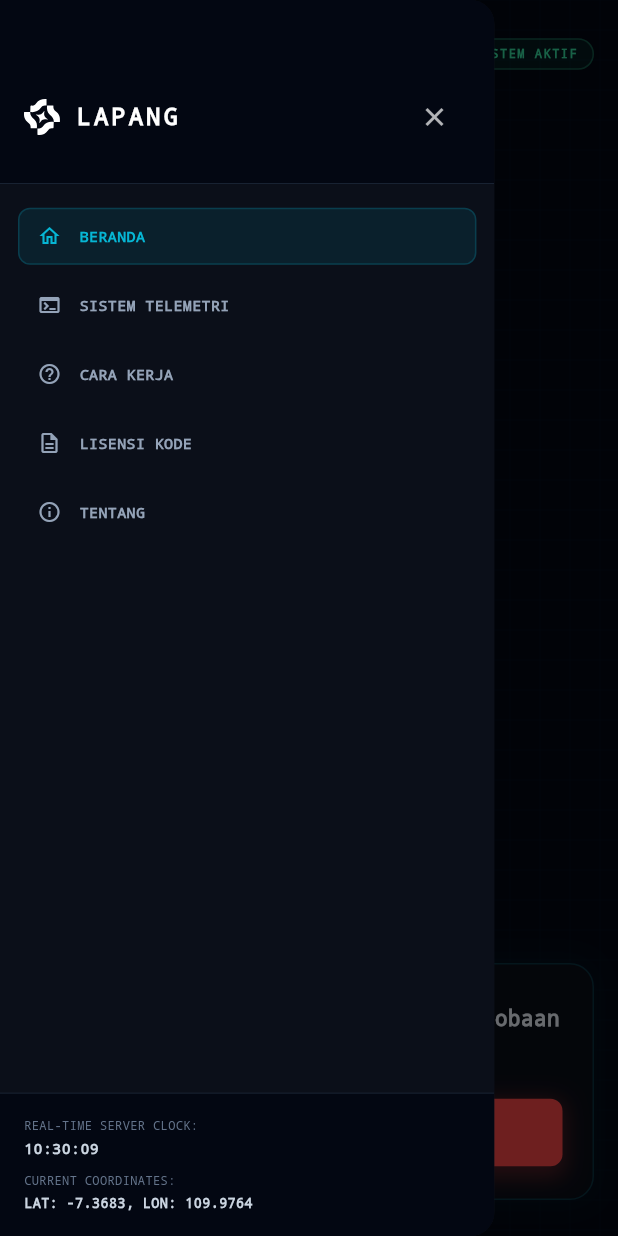
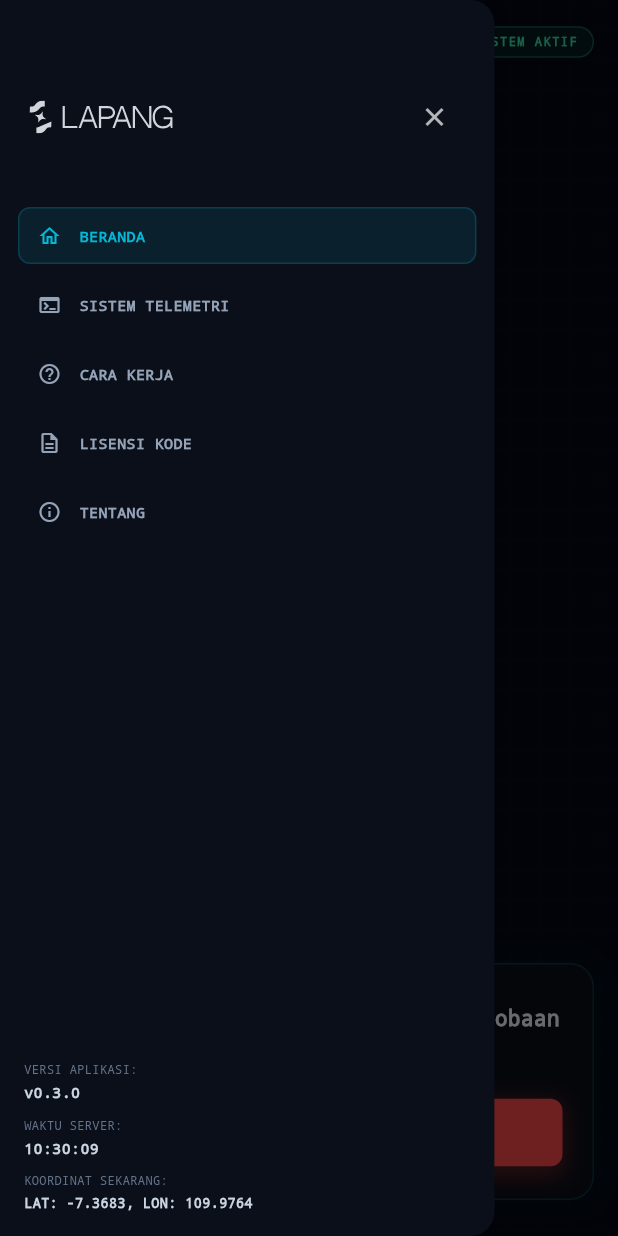
Before and after one commit to fromrha/project-flash0, a Flutter app: the screen it shows after launch, after a tap on the "menu" icon, on a phone screen of 412 x 824 dp. Run offline on Flutter 3.47's test engine with Material 3 defaults, Android fonts, the phone set to English and light mode, and no system bars; our stand-ins replace firebase_core, firebase_messaging, flutter_local_notifications, flutter_svg, geocoding, geolocator; accounts and stored records are empty.

Commit message:
feat(ui): optimize top bar and side drawer styling
- adjust burger menu icon padding and horizontal alignment
- replace drawer logotype text with official svg logo lockup
- remove borders/backgrounds for seamless drawer panel and add version indicator

```diff
--- a/mobile_sdk/lib/main.dart
+++ b/mobile_sdk/lib/main.dart
@@ -8,6 +8,7 @@ import 'package:flutter_local_notifications/flutter_local_notifications.dart';
 import 'package:geolocator/geolocator.dart';
 import 'package:geocoding/geocoding.dart';
 import 'package:flutter_svg/flutter_svg.dart';
+import 'package:url_launcher/url_launcher.dart';
 import 'background_handler.dart';
 
 final StreamController<String?> selectNotificationStream = StreamController<String?>.broadcast();
@@ -85,7 +86,7 @@ class MyApp extends StatelessWidget {
   @override
   Widget build(BuildContext context) {
     return MaterialApp(
-      title: 'LAPANG Emergency SDK',
+      title: 'LAPANG',
       debugShowCheckedModeBanner: false,
       theme: ThemeData(
         brightness: Brightness.dark,
@@ -107,14 +108,11 @@ class DashboardScreen extends StatefulWidget {
 
 class _DashboardScreenState extends State<DashboardScreen> {
   String _fcmToken = "Mengambil Token...";
-  String _locationStatus = "Memeriksa Izin GPS...";
   String _notificationsStatus = "Memeriksa Izin Notifikasi...";
-  bool _isLoading = false;
   Map<String, dynamic>? _incomingAlertData;
   List<String> _telemetryLogs = [];
   bool _showReportForm = false;
   final TextEditingController _reportController = TextEditingController();
-  bool _isTelemetryOpen = false;
 
   String _activeTab = "home";
   String _currentTimeString = "00:00:00";
@@ -284,10 +282,6 @@ class _DashboardScreenState extends State<DashboardScreen> {
   }
 
   Future<void> _requestAllPermissionsAndSetup() async {
-    setState(() {
-      _isLoading = true;
-    });
-
     try {
       // 1. Minta Izin Notifikasi Sistem
       final NotificationSettings settings =
@@ -311,16 +305,6 @@ class _DashboardScreenState extends State<DashboardScreen> {
         permission = await Geolocator.requestPermission();
       }
 
-      setState(() {
-        if (permission == LocationPermission.always) {
-          _locationStatus = "LOKASI LATAR BELAKANG AKTIF";
-        } else if (permission == LocationPermission.whileInUse) {
-          _locationStatus = "LOKASI SAAT DIGUNAKAN SAJA";
-        } else {
-          _locationStatus = "IZIN LOKASI DITOLAK";
-        }
-      });
-
       if (permission == LocationPermission.denied || permission == LocationPermission.deniedForever) {
         setState(() {
           _reverseGeocodedAddress = "Ijinkan Akses Lokasi";
@@ -360,10 +344,6 @@ class _DashboardScreenState extends State<DashboardScreen> {
       print("Error setting up permissions: $err");
       setState(() {
         _fcmToken = "Gagal memuat SDK: $err";
-      });
-    } finally {
-      setState(() {
-        _isLoading = false;
       });
     }
   }
@@ -411,6 +391,15 @@ class _DashboardScreenState extends State<DashboardScreen> {
         _reverseGeocodedAddress = 'Lokasi tidak ditemukan';
         _locationBadgeColor = const Color(0xFF64748B); // Dimmed Grey
       });
+    }
+  }
+
+  Future<void> _openLink(String urlString) async {
+    final Uri url = Uri.parse(urlString);
+    try {
+      await launchUrl(url, mode: LaunchMode.externalApplication);
+    } catch (e) {
+      print("Error launching URL: $e");
     }
   }
 
@@ -429,35 +418,17 @@ class _DashboardScreenState extends State<DashboardScreen> {
               Container(
                 padding: const EdgeInsets.fromLTRB(16, 54, 16, 20),
                 decoration: const BoxDecoration(
-                  color: Color(0xFF030712),
-                  border: Border(
-                    bottom: BorderSide(color: Color(0xFF1E293B), width: 0.5),
-                  ),
+                  color: Colors.transparent,
                 ),
                 child: Row(
                   mainAxisAlignment: MainAxisAlignment.spaceBetween,
                   children: [
-                    Row(
-                      children: [
-                        SizedBox(
-                          width: 24,
-                          height: 24,
-                          child: CustomPaint(
-                            painter: LapangLogomarkPainter(color: Colors.white),
-                          ),
-                        ),
-                        const SizedBox(width: 10),
-                        const Text(
-                          'LAPANG',
-                          style: TextStyle(
-                            fontSize: 16,
-                            fontWeight: FontWeight.bold,
-                            letterSpacing: 2.0,
-                            color: Colors.white,
-                            fontFamily: 'monospace',
-                          ),
-                        ),
-                      ],
+                    Opacity(
+                      opacity: 0.85,
+                      child: SvgPicture.asset(
+                        'assets/lapang-logo-white-loc1.svg',
+                        height: 22,
+                      ),
                     ),
                     IconButton(
                       icon: const Icon(Icons.close, color: Colors.white70, size: 20),
@@ -487,16 +458,23 @@ class _DashboardScreenState extends State<DashboardScreen> {
               Container(
                 padding: const EdgeInsets.all(16),
                 decoration: const BoxDecoration(
-                  color: Color(0xFF030712),
-                  border: Border(
-                    top: BorderSide(color: Color(0xFF1E293B), width: 0.5),
-                  ),
+                  color: Colors.transparent,
                 ),
                 child: Column(
                   crossAxisAlignment: CrossAxisAlignment.start,
                   children: [
                     const Text(
-                      'REAL-TIME SERVER CLOCK:',
+                      'VERSI APLIKASI:',
+                      style: TextStyle(fontSize: 8, color: Color(0xFF64748B), fontFamily: 'monospace'),
+                    ),
+                    const SizedBox(height: 2),
+                    const Text(
+                      'v0.3.0',
+                      style: TextStyle(fontSize: 10, color: Color(0xFFCBD5E1), fontWeight: FontWeight.bold, fontFamily: 'monospace'),
+                    ),
+                    const SizedBox(height: 10),
+                    const Text(
+                      'WAKTU SERVER:',
                       style: TextStyle(fontSize: 8, color: Color(0xFF64748B), fontFamily: 'monospace'),
                     ),
                     const SizedBox(height: 2),
@@ -506,7 +484,7 @@ class _DashboardScreenState extends State<DashboardScreen> {
                     ),
                     const SizedBox(height: 10),
                     const Text(
-                      'CURRENT COORDINATES:',
+                      'KOORDINAT SEKARANG:',
                       style: TextStyle(fontSize: 8, color: Color(0xFF64748B), fontFamily: 'monospace'),
                     ),
                     const SizedBox(height: 2),
@@ -538,7 +516,7 @@ class _DashboardScreenState extends State<DashboardScreen> {
                 children: [
                   // 1. Mobile Screen Header (Status Bar Mock)
                   Container(
-                    padding: const EdgeInsets.symmetric(horizontal: 16, vertical: 12),
+                    padding: const EdgeInsets.fromLTRB(16, 4, 16, 8),
                     decoration: const BoxDecoration(
                       color: Colors.transparent,
                     ),
@@ -549,6 +527,7 @@ class _DashboardScreenState extends State<DashboardScreen> {
                           icon: const Icon(Icons.menu, color: Color(0xFF94A3B8), size: 20),
                           onPressed: () => _scaffoldKey.currentState?.openDrawer(),
                           padding: EdgeInsets.zero,
+                          alignment: Alignment.centerLeft,
                           constraints: const BoxConstraints(),
                         ),
                         Container(
@@ -685,7 +664,7 @@ class _DashboardScreenState extends State<DashboardScreen> {
                   child: Text(
                     'PENGADUAN DARURAT',
                     style: TextStyle(
-                      fontSize: 10,
+                      fontSize: 12,
                       fontWeight: FontWeight.bold,
                       color: Color(0xFF06B6D4),
                       fontFamily: 'monospace',
@@ -1140,175 +1119,183 @@ class _DashboardScreenState extends State<DashboardScreen> {
           children: [
             _buildSectionHeader("Tentang Proyek", "Detail Submisi Resmi"),
             const SizedBox(height: 16),
-            Container(
-              padding: const EdgeInsets.all(16),
-              decoration: BoxDecoration(
-                color: const Color(0xFF0B0F19),
-                border: Border.all(color: const Color(0xFF1E293B)),
-                borderRadius: BorderRadius.circular(8),
-              ),
-              child: Column(
-                crossAxisAlignment: CrossAxisAlignment.stretch,
-                children: [
-                  // Banner Gradient Container
-                  Container(
-                    height: 120,
-                    decoration: BoxDecoration(
-                      borderRadius: BorderRadius.circular(8),
-                      border: Border.all(color: const Color(0xFF06B6D4).withOpacity(0.3)),
-                      gradient: const LinearGradient(
-                        colors: [Color(0xFF1E3A8A), Color(0xFF312E81), Color(0xFF020617)],
-                        begin: Alignment.topLeft,
-                        end: Alignment.bottomRight,
-                      ),
-                    ),
-                    child: const Center(
-                      child: Padding(
-                        padding: EdgeInsets.all(16.0),
-                        child: Column(
-                          mainAxisAlignment: MainAxisAlignment.center,
-                          children: [
-                            Text(
-                              'GOOGLE JUARA VIBE CODING 2026',
-                              style: TextStyle(
-                                color: Colors.white,
-                                fontWeight: FontWeight.bold,
-                                fontSize: 12,
-                                letterSpacing: 1.0,
-                                fontFamily: 'monospace',
-                              ),
-                              textAlign: TextAlign.center,
-                            ),
-                            SizedBox(height: 6),
-                            Text(
-                              'OFFICIAL SUBMISSION // RAHMAT',
-                              style: TextStyle(
-                                color: Color(0xFF34D399),
-                                fontSize: 8,
-                                fontWeight: FontWeight.bold,
-                                fontFamily: 'monospace',
-                              ),
-                              textAlign: TextAlign.center,
-                            ),
-                          ],
-                        ),
-                      ),
+            ClipRRect(
+              borderRadius: BorderRadius.circular(6),
+              child: Image.asset(
+                'assets/gdc-jvc-mobile-banner.jpg',
+                width: double.infinity,
+                fit: BoxFit.cover,
               ),
             ),
             const SizedBox(height: 16),
             const Text(
               'LAPANG adalah solusi kemanusiaan taktis yang dirancang untuk mempercepat koordinasi pencarian anak hilang menggunakan penyaringan geofencing berbasis koordinat GPS.',
-                    style: TextStyle(fontSize: 9, color: Color(0xFFCBD5E1), fontFamily: 'monospace', height: 1.5),
-                  ),
-                  const SizedBox(height: 14),
-
-                  // Tech Metadata Grid
-                  const Text('INFORMASI KREATOR & SUBMISI:', style: TextStyle(fontSize: 8, fontWeight: FontWeight.bold, color: Color(0xFF06B6D4), fontFamily: 'monospace')),
-                  const SizedBox(height: 6),
+              style: TextStyle(fontSize: 13, color: Color(0xFFCBD5E1), fontFamily: 'monospace', height: 1.5),
+            ),
+            const SizedBox(height: 20),
+
+            // Blok 1: Kreator Proyek
+            const Text(
+              'KREATOR PROYEK:',
+              style: TextStyle(
+                fontSize: 12,
+                fontWeight: FontWeight.bold,
+                color: Color(0xFF06B6D4),
+                fontFamily: 'monospace',
+                letterSpacing: 1.0,
+              ),
+            ),
+            const SizedBox(height: 8),
+            const Column(
+              crossAxisAlignment: CrossAxisAlignment.start,
+              children: [
+                Row(
+                  crossAxisAlignment: CrossAxisAlignment.start,
+                  children: [
+                    SizedBox(
+                      width: 100,
+                      child: Text(
+                        'Nama:',
+                        style: TextStyle(fontSize: 12, color: Color(0xFF64748B), fontFamily: 'monospace'),
+                      ),
+                    ),
+                    Expanded(
+                      child: Text(
+                        'Rahman Hanafi',
+                        style: TextStyle(fontSize: 12, fontWeight: FontWeight.bold, color: Color(0xFFE2E8F0), fontFamily: 'monospace'),
+                      ),
+                    ),
+                  ],
+                ),
+                SizedBox(height: 6),
+                Row(
+                  crossAxisAlignment: CrossAxisAlignment.start,
+                  children: [
+                    SizedBox(
+                      width: 100,
+                      child: Text(
+                        'Versi:',
+                        style: TextStyle(fontSize: 12, color: Color(0xFF64748B), fontFamily: 'monospace'),
+                      ),
+                    ),
+                    Expanded(
+                      child: Text(
+                        'v0.3.0',
+                        style: TextStyle(fontSize: 12, fontWeight: FontWeight.bold, color: Color(0xFFE2E8F0), fontFamily: 'monospace'),
+                      ),
+                    ),
+                  ],
+                ),
+                SizedBox(height: 6),
+                Row(
+                  crossAxisAlignment: CrossAxisAlignment.start,
+                  children: [
+                    SizedBox(
+                      width: 100,
+                      child: Text(
+                        'Lisensi:',
+                        style: TextStyle(fontSize: 12, color: Color(0xFF64748B), fontFamily: 'monospace'),
+                      ),
+                    ),
+                    Expanded(
+                      child: Text(
+                        'Apache License 2.0',
+                        style: TextStyle(fontSize: 12, color: Color(0xFFE2E8F0), fontFamily: 'monospace'),
+                      ),
+                    ),
+                  ],
+                ),
+                SizedBox(height: 6),
+                Row(
+                  crossAxisAlignment: CrossAxisAlignment.start,
+                  children: [
+                    SizedBox(
+                      width: 100,
+                      child: Text(
+                        'Teknologi:',
+                        style: TextStyle(fontSize: 12, color: Color(0xFF64748B), fontFamily: 'monospace'),
+                      ),
+                    ),
+                    Expanded(
+                      child: Text(
+                        'Flutter SDK, Next.js, Firebase FCM, Geolocator',
+                        style: TextStyle(fontSize: 12, color: Color(0xFFE2E8F0), fontFamily: 'monospace'),
+                      ),
+                    ),
+                  ],
+                ),
+              ],
+            ),
+            const SizedBox(height: 16),
+            OutlinedButton(
+              onPressed: () => _openLink('https://github.com/fromrha/project-flash0'),
+              style: OutlinedButton.styleFrom(
+                foregroundColor: const Color(0xFF06B6D4),
+                side: BorderSide(color: const Color(0xFF06B6D4).withOpacity(0.3), width: 1.0),
+                shape: const StadiumBorder(),
+                padding: const EdgeInsets.symmetric(vertical: 12),
+              ),
+              child: const Text(
+                'REPOSITORI GITHUB',
+                style: TextStyle(fontSize: 10, fontWeight: FontWeight.bold, fontFamily: 'monospace', letterSpacing: 1.0),
+              ),
+            ),
+            const SizedBox(height: 8),
+            OutlinedButton(
+              onPressed: () => _openLink('https://github.com/fromrha'),
+              style: OutlinedButton.styleFrom(
+                foregroundColor: const Color(0xFF94A3B8),
+                side: BorderSide(color: const Color(0xFF334155), width: 1.0),
+                shape: const StadiumBorder(),
+                padding: const EdgeInsets.symmetric(vertical: 12),
+              ),
+              child: const Text(
+                'PORTOFOLIO GITHUB',
+                style: TextStyle(fontSize: 10, fontWeight: FontWeight.bold, fontFamily: 'monospace', letterSpacing: 1.0),
+              ),
+            ),
+            const SizedBox(height: 24),
+
+            // Divider line
             Container(
-                    padding: const EdgeInsets.all(10),
-                    decoration: BoxDecoration(
-                      color: Colors.black.withOpacity(0.4),
-                      border: Border.all(color: const Color(0xFF1E293B)),
-                      borderRadius: BorderRadius.circular(6),
-                    ),
-                    child: const Column(
-                      children: [
-                        Row(
-                          children: [
-                            Expanded(flex: 2, child: Text('Kreator:', style: TextStyle(fontSize: 8, color: Color(0xFF64748B), fontFamily: 'monospace'))),
-                            Expanded(flex: 3, child: Text('Rahmat', style: TextStyle(fontSize: 8, fontWeight: FontWeight.bold, color: Color(0xFFE2E8F0), fontFamily: 'monospace'))),
-                          ],
-                        ),
-                        SizedBox(height: 4),
-                        Row(
-                          children: [
-                            Expanded(flex: 2, child: Text('Versi:', style: TextStyle(fontSize: 8, color: Color(0xFF64748B), fontFamily: 'monospace'))),
-                            Expanded(flex: 3, child: Text('v0.2.0', style: TextStyle(fontSize: 8, color: Color(0xFFE2E8F0), fontFamily: 'monospace'))),
-                          ],
-                        ),
-                        SizedBox(height: 4),
-                        Row(
-                          children: [
-                            Expanded(flex: 2, child: Text('Lisensi:', style: TextStyle(fontSize: 8, color: Color(0xFF64748B), fontFamily: 'monospace'))),
-                            Expanded(flex: 3, child: Text('Apache 2.0', style: TextStyle(fontSize: 8, color: Color(0xFFE2E8F0), fontFamily: 'monospace'))),
-                          ],
-                        ),
-                        SizedBox(height: 4),
-                        Row(
-                          children: [
-                            Expanded(flex: 2, child: Text('Teknologi:', style: TextStyle(fontSize: 8, color: Color(0xFF64748B), fontFamily: 'monospace'))),
-                            Expanded(flex: 3, child: Text('Flutter SDK, Next.js, Firebase FCM, Geolocator', style: TextStyle(fontSize: 8, color: Color(0xFFE2E8F0), fontFamily: 'monospace'))),
-                          ],
-                        ),
-                      ],
-                    ),
-                  ),
-                  const SizedBox(height: 14),
-
-                  // Links Section
-                  const Text('LINK REFERENSI:', style: TextStyle(fontSize: 8, fontWeight: FontWeight.bold, color: Color(0xFF06B6D4), fontFamily: 'monospace')),
-                  const SizedBox(height: 6),
+              height: 0.5,
+              color: const Color(0xFF1E293B),
+            ),
+            const SizedBox(height: 20),
+
+            // Blok 2: Submisi Resmi Google
+            const Text(
+              'SUBMISI RESMI GOOGLE:',
+              style: TextStyle(
+                fontSize: 12,
+                fontWeight: FontWeight.bold,
+                color: Color(0xFF06B6D4),
+                fontFamily: 'monospace',
+                letterSpacing: 1.0,
+              ),
+            ),
+            const SizedBox(height: 8),
+            const Text(
+              'Proyek ini dikembangkan secara khusus sebagai submisi resmi untuk ajang kompetisi Google Juara Vibe Coding. Mengintegrasikan teknologi cloud, geofencing real-time, dan push notification berkecepatan tinggi.',
+              style: TextStyle(fontSize: 12, color: Color(0xFF94A3B8), fontFamily: 'monospace', height: 1.5),
+            ),
+            const SizedBox(height: 16),
             ElevatedButton(
-                    onPressed: () {
-                      Clipboard.setData(const ClipboardData(text: 'https://github.com/fromrha/project-flash0'));
-                      ScaffoldMessenger.of(context).showSnackBar(
-                        const SnackBar(content: Text('Link Repo disalin!'), backgroundColor: Color(0xFF06B6D4)),
-                      );
-                    },
-                    style: ElevatedButton.styleFrom(
-                      backgroundColor: const Color(0xFF1E293B).withOpacity(0.5),
-                      foregroundColor: Colors.white,
-                      padding: const EdgeInsets.symmetric(vertical: 8),
-                      shape: RoundedRectangleBorder(borderRadius: BorderRadius.circular(6)),
-                    ),
-                    child: const Text('SALIN LINK REPOSITORI', style: TextStyle(fontSize: 8, fontFamily: 'monospace')),
-                  ),
-                  const SizedBox(height: 6),
-                  ElevatedButton(
-                    onPressed: () {
-                      Clipboard.setData(const ClipboardData(text: 'https://github.com/fromrha'));
-                      ScaffoldMessenger.of(context).showSnackBar(
-                        const SnackBar(content: Text('Link Profil disalin!'), backgroundColor: Color(0xFF06B6D4)),
-                      );
-                    },
-                    style: ElevatedButton.styleFrom(
-                      backgroundColor: const Color(0xFF1E293B).withOpacity(0.5),
-                      foregroundColor: Colors.white,
-                      padding: const EdgeInsets.symmetric(vertical: 8),
-                      shape: RoundedRectangleBorder(borderRadius: BorderRadius.circular(6)),
-                    ),
-                    child: const Text('SALIN LINK PROFIL KREATOR', style: TextStyle(fontSize: 8, fontFamily: 'monospace')),
-                  ),
-                  const SizedBox(height: 12),
-
-                  // Official RSVP Button
-                  ElevatedButton(
-                    onPressed: () {
-                      Clipboard.setData(const ClipboardData(text: 'https://rsvp.withgoogle.com/events/juaravibecoding'));
-                      ScaffoldMessenger.of(context).showSnackBar(
-                        const SnackBar(
-                          content: Text('Link RSVP Event disalin!'),
-                          backgroundColor: Color(0xFF10B981),
-                        ),
-                      );
-                    },
+              onPressed: () => _openLink('https://rsvp.withgoogle.com/events/juaravibecoding'),
               style: ElevatedButton.styleFrom(
                 backgroundColor: const Color(0xFF2563EB),
                 foregroundColor: Colors.white,
-                      padding: const EdgeInsets.symmetric(vertical: 12),
+                padding: const EdgeInsets.symmetric(vertical: 14),
                 shape: RoundedRectangleBorder(borderRadius: BorderRadius.circular(8)),
                 shadowColor: const Color(0xFF2563EB).withOpacity(0.4),
                 elevation: 4,
               ),
               child: const Text(
-                      'SALIN LINK GOOGLE VIBE CODING',
-                      style: TextStyle(fontSize: 9, fontWeight: FontWeight.bold, fontFamily: 'monospace'),
-                    ),
-                  ),
-                ],
-              ),
-            ),
+                'KUNJUNGI GOOGLE VIBE CODING',
+                style: TextStyle(fontSize: 11, fontWeight: FontWeight.bold, fontFamily: 'monospace', letterSpacing: 1.0),
+              ),
+            ),
+            const SizedBox(height: 12),
           ],
         ),
       );
```
Also changed, not shown: mobile_sdk/pubspec.yaml (+6 -5 lines), mobile_sdk/assets/gdc-jvc-mobile-banner.jpg (added), mobile_sdk/assets/lapang-logo-white-loc1.svg (added), mobile_sdk/pubspec.lock, 6 other files. Lines whose indentation alone changed are shown as unchanged.
